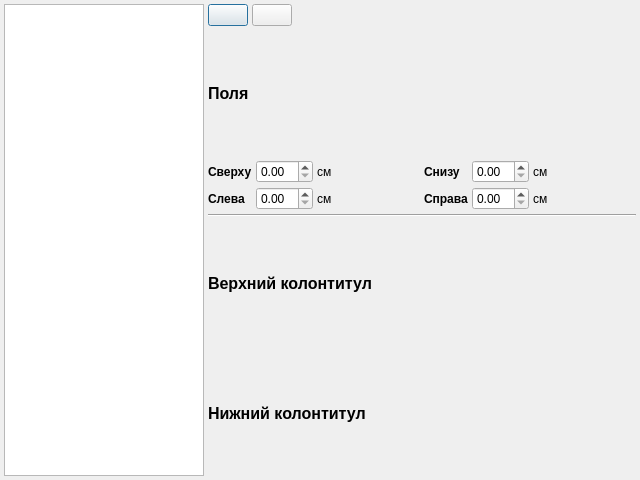
Qt form src/main/sectioncontroldialog.ui (Gris87/ProtocolCreator) before a commit.
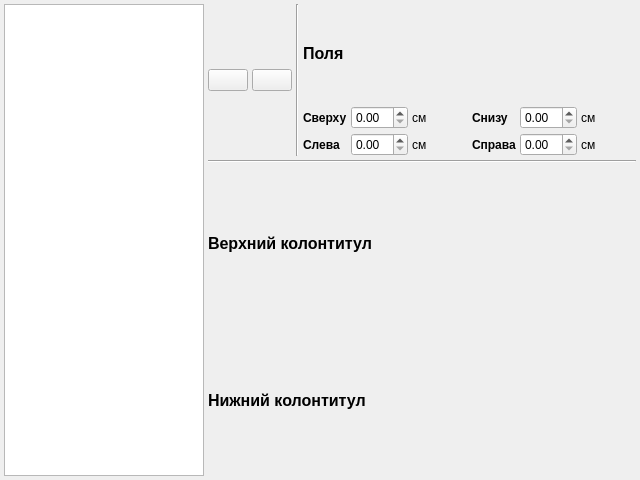
The same form after that commit. Icons and pictures are not drawn.

Commit message: Section control dialog changed

Patch:
```diff
--- a/src/main/sectioncontroldialog.ui
+++ b/src/main/sectioncontroldialog.ui
@@ -46,6 +46,15 @@
        <layout class="QHBoxLayout" name="horizontalLayout_2">
         <property name="spacing">
          <number>4</number>
+        </property>
+        <item>
+         <widget class="QWidget" name="orientationWidget" native="true">
+          <layout class="QHBoxLayout" name="horizontalLayout_4">
+           <property name="spacing">
+            <number>4</number>
+           </property>
+           <property name="margin">
+            <number>0</number>
         </property>
         <item>
          <widget class="QPushButton" name="bookButton">
@@ -62,6 +71,9 @@
             <height>32</height>
            </size>
           </property>
+             <property name="autoDefault">
+              <bool>false</bool>
+             </property>
          </widget>
         </item>
         <item>
@@ -79,23 +91,36 @@
             <height>32</height>
            </size>
           </property>
-         </widget>
-        </item>
-        <item>
-         <spacer name="horizontalSpacer_2">
-          <property name="orientation">
-           <enum>Qt::Horizontal</enum>
-          </property>
-          <property name="sizeHint" stdset="0">
-           <size>
-            <width>40</width>
-            <height>20</height>
-           </size>
-          </property>
-         </spacer>
-        </item>
-       </layout>
-      </item>
+             <property name="autoDefault">
+              <bool>false</bool>
+             </property>
+            </widget>
+           </item>
+          </layout>
+         </widget>
+        </item>
+        <item>
+         <widget class="Line" name="line_2">
+          <property name="orientation">
+           <enum>Qt::Vertical</enum>
+          </property>
+         </widget>
+        </item>
+        <item>
+         <widget class="QWidget" name="limitWidget" native="true">
+          <property name="sizePolicy">
+           <sizepolicy hsizetype="MinimumExpanding" vsizetype="Preferred">
+            <horstretch>0</horstretch>
+            <verstretch>0</verstretch>
+           </sizepolicy>
+          </property>
+          <layout class="QVBoxLayout" name="verticalLayout">
+           <property name="spacing">
+            <number>4</number>
+           </property>
+           <property name="margin">
+            <number>0</number>
+           </property>
       <item>
        <widget class="QLabel" name="limitsLabel">
         <property name="font">
@@ -258,6 +283,11 @@
            </size>
           </property>
          </spacer>
+             </item>
+            </layout>
+           </item>
+          </layout>
+         </widget>
         </item>
        </layout>
       </item>
```
Left out of the diff: 2 changed lines with no effect on the pictures. Lines whose indentation alone changed are shown as unchanged. The commit also changes 1 other file.
